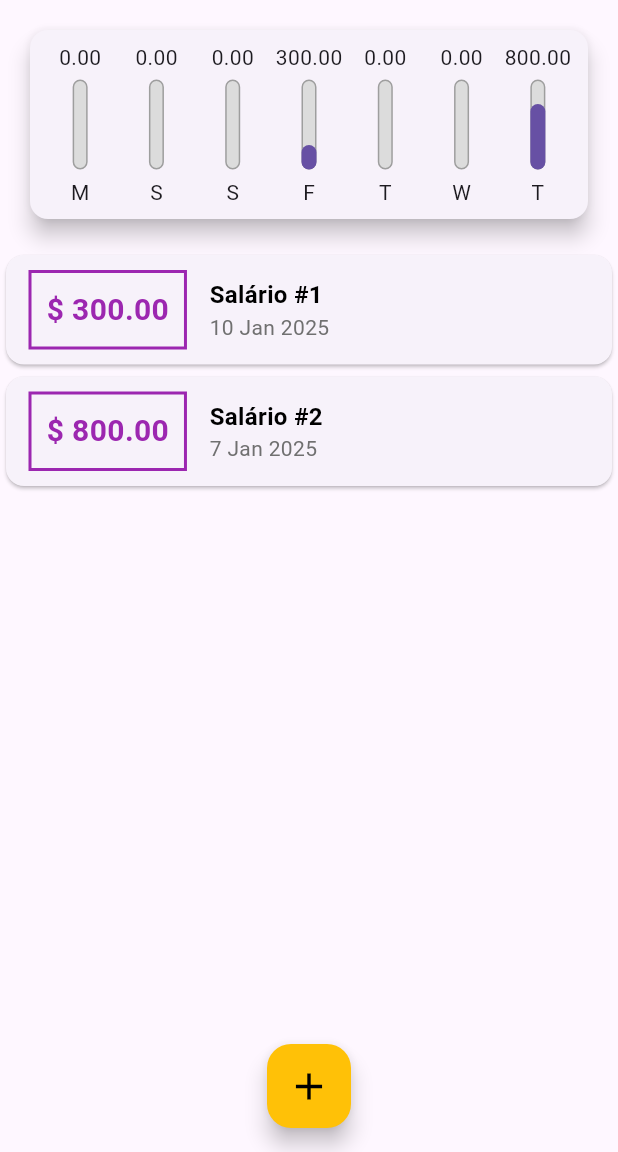
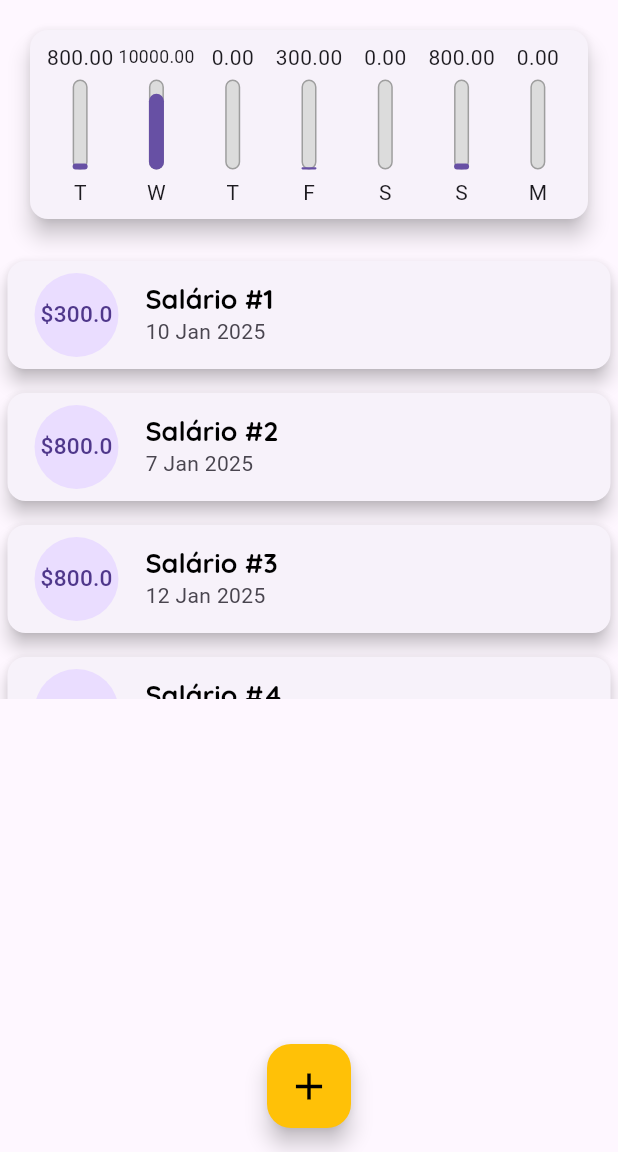
Before and after one commit to cnxarmando/expenseapp, a Flutter app: the screen it shows after launch, on a phone screen of 412 x 824 dp, the part 84-1236 px from its top. Run offline on Flutter 3.47's test engine with Material 3 defaults, Android fonts, the phone set to English and light mode, and no system bars.

Commit message:
Adjusting chart bar and reversed in chart

```diff
--- a/lib/components/chart.dart
+++ b/lib/components/chart.dart
@@ -28,7 +28,7 @@ class Chart extends StatelessWidget {
         'day': DateFormat.E().format(weekDay)[0],
         'value': totalSum,
       };
-    });
+    }).reversed.toList();
   }
 
   double get _weekTotalValue {
--- a/lib/components/chart_bar.dart
+++ b/lib/components/chart_bar.dart
@@ -15,8 +15,11 @@ class ChartBar extends StatelessWidget {
   Widget build(BuildContext context) {
     return Column(
       children: <Widget>[
-        FittedBox(
-          child: Text('${value.toStringAsFixed(2)}'),
+        Container(
+          height: 20,
+          child: FittedBox(
+            child: Text('${value.toStringAsFixed(2)}'),
+          ),
         ),
         SizedBox(height: 5.0),
         Container(
--- a/lib/components/transaction_list.dart
+++ b/lib/components/transaction_list.dart
@@ -38,47 +38,28 @@ class TransactionList extends StatelessWidget {
               itemBuilder: (ctx, index) {
                 final tr = transactions[index];
                 return Card(
-                  child: Row(
-                    children: <Widget>[
-                      Container(
+                  elevation: 5,
                   margin: EdgeInsets.symmetric(
-                          horizontal: 15,
-                          vertical: 10,
+                    vertical: 8,
+                    horizontal: 5,
                   ),
-                        decoration: BoxDecoration(
-                          border: Border.all(
-                            color: Theme.of(context).colorScheme.primary,
-                            width: 2,
+                  child: ListTile(
+                    leading: CircleAvatar(
+                      radius: 30,
+                      child: Padding(
+                        padding: const EdgeInsets.all(6),
+                        child: FittedBox(
+                          child: Text('\$${tr.value}'),
                         ),
                       ),
-                        padding: EdgeInsets.all(10),
-                        child: Text('\$ ${tr.value.toStringAsFixed(2)}',
-                            style: TextStyle(
-                              fontWeight: FontWeight.bold,
-                              fontSize: 20,
-                              color: Theme.of(context).colorScheme.primary,
-                            )),
                     ),
-                      Column(
-                        crossAxisAlignment: CrossAxisAlignment.start,
-                        children: <Widget>[
-                          Text(
+                    title: Text(
+                      style: Theme.of(context).textTheme.titleLarge,
                       tr.title,
-                            style: TextStyle(
-                                color: Colors.black,
-                                fontSize: 16,
-                                fontWeight: FontWeight.bold),
                     ),
-                          Text(
+                    subtitle: Text(
                       DateFormat('d MMM y').format(tr.date),
-                            style: TextStyle(
-                              color: const Color.fromARGB(255, 112, 112, 112),
-                              fontSize: 14,
                     ),
-                          )
-                        ],
-                      )
-                    ],
                   ),
                 );
               },
--- a/lib/main.dart
+++ b/lib/main.dart
@@ -64,6 +64,18 @@ class _MyHomePageState extends State<MyHomePage> {
       title: 'Salário #2',
       value: 800,
       date: DateTime.now().subtract(Duration(days: 6)),
+    ),
+    Transaction(
+      id: 't3',
+      title: 'Salário #3',
+      value: 800,
+      date: DateTime.now().subtract(Duration(days: 1)),
+    ),
+    Transaction(
+      id: 't4',
+      title: 'Salário #4',
+      value: 10000.00,
+      date: DateTime.now().subtract(Duration(days: 5)),
     ),
   ];
 
```
Lines whose indentation alone changed are shown as unchanged.
